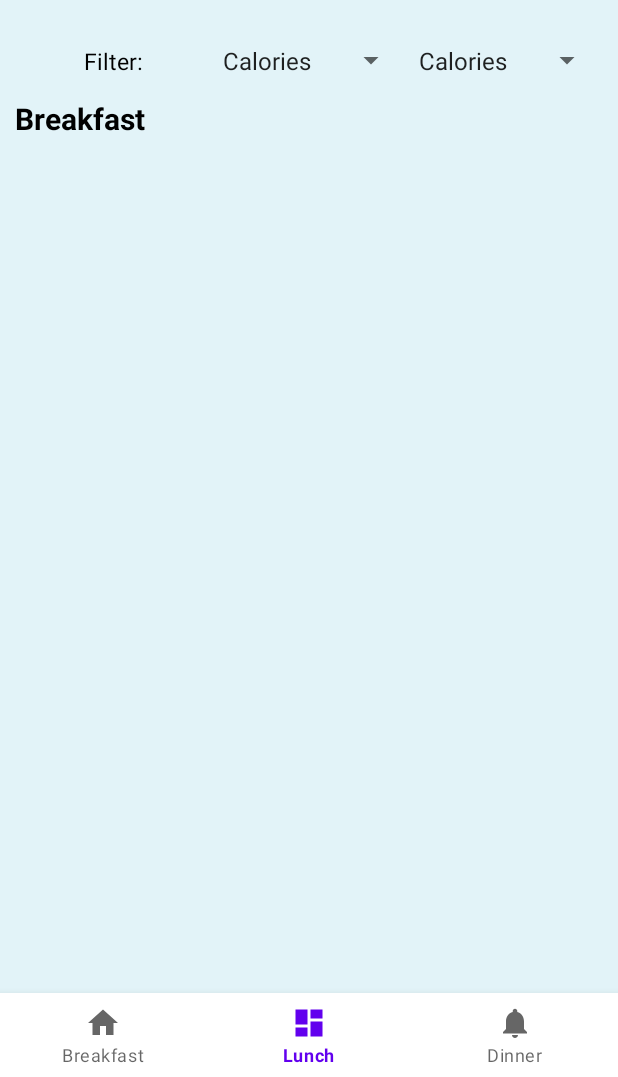
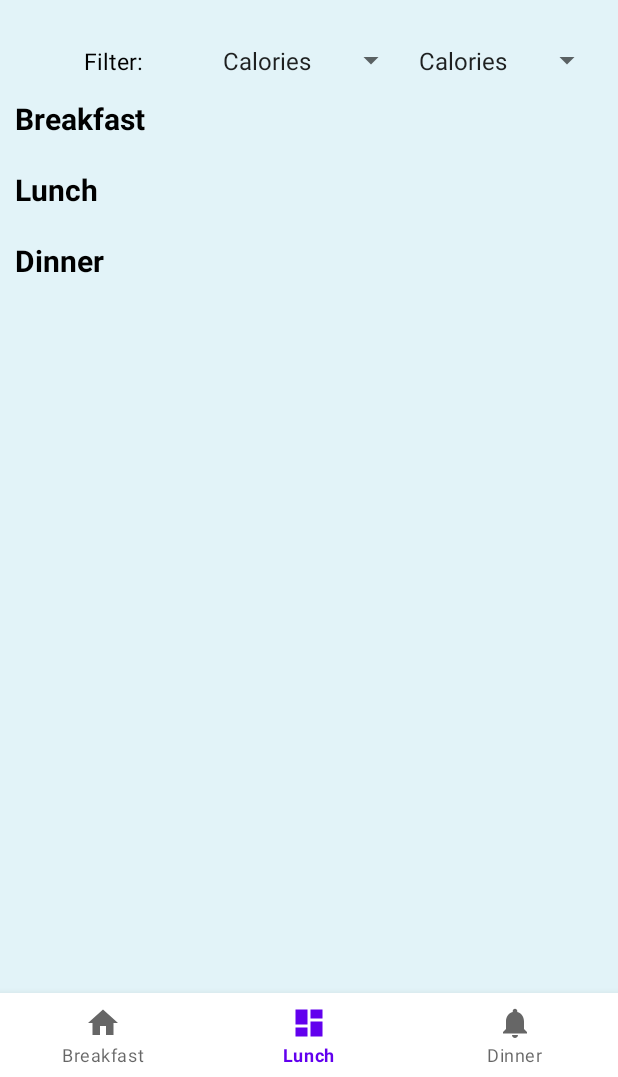
Before and after one commit to HanozDaruwalla/Calorie_Diary, an Android app: the Breakfast_RecyclerView screen opened directly, with no data from a screen before it, on a phone screen of 412 x 824 dp, the part 159-1236 px from its top. Run offline under Robolectric (Android 15) with nearby library versions, the phone set to English and light mode, and no system bars; our stand-ins replace Firebase (no records; nobody signed in at launch, a user with empty details on screens opened directly), navigation-ui; libraries missing offline, so code that uses them is left out: cz.msebera.android, org.checkerframework.checker; 6 statements that could not run were skipped.

Commit message:
fixed null recyclers and xml added

```diff
--- a/app/src/main/java/com/example/caloriediary/RecyclerView/Breakfast_RecyclerView.java
+++ b/app/src/main/java/com/example/caloriediary/RecyclerView/Breakfast_RecyclerView.java
@@ -82,7 +82,6 @@ public class Breakfast_RecyclerView extends AppCompatActivity {
                 Log.d(TAG, "Nav Set");
                 navController.navigate(R.id.navigation_dashboard, bundle); // Show the Dashboard fragment
 
-
             }
         });
 
--- a/app/src/main/java/com/example/caloriediary/RecyclerView/ItemAdapter.java
+++ b/app/src/main/java/com/example/caloriediary/RecyclerView/ItemAdapter.java
@@ -12,6 +12,8 @@ import androidx.recyclerview.widget.RecyclerView;
 import com.example.caloriediary.Food_Item_Adapter_Methods;
 import com.example.caloriediary.Nutrition_Data_From_Db;
 import com.example.caloriediary.R;
+
+import org.checkerframework.checker.units.qual.A;
 
 import java.util.ArrayList;
 
@@ -63,6 +65,7 @@ public class ItemAdapter extends RecyclerView.Adapter<ItemAdapter.ItemViewHolder
     public void onBindViewHolder(@NonNull ItemViewHolder holder, int position) {
         String Value_For_Dyn_1 = "N/A";
         String Lb_For_Dyn_1 = "N/A";
+        String Empty_Data_String = "N/A";
         ArrayList<String> Dynamic_Data_Returned = new ArrayList<>();
         ArrayList<String> Dynamic_Data_Returned2 = new ArrayList<>();
 
--- a/app/src/main/res/layout/fragment_dashboard.xml
+++ b/app/src/main/res/layout/fragment_dashboard.xml
@@ -61,7 +61,7 @@
 
         <TextView
 
-            android:id="@+id/Title_Label"
+            android:id="@+id/Breakfast_Title_Label"
             android:layout_width="match_parent"
             android:layout_height="wrap_content"
             android:text="Breakfast"
@@ -84,7 +84,7 @@
 
         <ScrollView
             android:layout_width="match_parent"
-            android:layout_height="match_parent">
+            android:layout_height="wrap_content">
 
         <androidx.recyclerview.widget.RecyclerView
             android:id="@+id/recycler_view1"
@@ -92,11 +92,87 @@
             android:layout_height="0dp"
             android:isScrollContainer="true"
             android:overScrollMode="never"
-            tools:itemCount="4" />
+            tools:itemCount="4">
 
+        </androidx.recyclerview.widget.RecyclerView>
 
 
 
         </ScrollView>
+
+
+        <TextView
+
+            android:id="@+id/Lunch_Label"
+            android:layout_width="match_parent"
+            android:layout_height="wrap_content"
+            android:text="Lunch"
+            android:textSize="20sp"
+            android:textStyle="bold"
+            android:layout_marginBottom="10dp"
+            android:textColor="@color/black"
+            android:layout_marginTop="10dp"
+            />
+
+        <ScrollView
+            android:layout_width="match_parent"
+            android:layout_height="wrap_content">
+
+            <LinearLayout
+                android:layout_width="match_parent"
+                android:layout_height="wrap_content"
+                android:orientation="vertical" />
+        </ScrollView>
+
+        <ScrollView
+            android:layout_width="match_parent"
+            android:layout_height="wrap_content">
+
+            <androidx.recyclerview.widget.RecyclerView
+                android:id="@+id/recycler_view2"
+                android:layout_width="match_parent"
+                android:layout_height="0dp"
+                android:isScrollContainer="true"
+                android:overScrollMode="never"
+                tools:itemCount="4" />
+        </ScrollView>
+
+
+        <TextView
+
+            android:id="@+id/Dinner_Label"
+            android:layout_width="match_parent"
+            android:layout_height="wrap_content"
+            android:text="Dinner"
+            android:textSize="20sp"
+            android:textStyle="bold"
+            android:layout_marginBottom="10dp"
+            android:textColor="@color/black"
+            android:layout_marginTop="10dp"
+            />
+
+        <ScrollView
+            android:layout_width="match_parent"
+            android:layout_height="wrap_content">
+
+            <LinearLayout
+                android:layout_width="match_parent"
+                android:layout_height="wrap_content"
+                android:orientation="vertical" />
+        </ScrollView>
+
+        <ScrollView
+            android:layout_width="match_parent"
+            android:layout_height="wrap_content">
+
+            <androidx.recyclerview.widget.RecyclerView
+                android:id="@+id/recycler_view3"
+                android:layout_width="match_parent"
+                android:layout_height="0dp"
+                android:isScrollContainer="true"
+                android:overScrollMode="never"
+                tools:itemCount="4" />
+        </ScrollView>
+
     </LinearLayout>
 </LinearLayout>
```
Also changed, not shown: app/src/main/java/com/example/caloriediary/Calorie_Homepage.java (+0 -17 lines), app/src/main/java/com/example/caloriediary/Database/Database.java (+35 -14 lines), app/src/main/java/com/example/caloriediary/Nutrition_Data_From_Db.java (+15 -15 lines).
